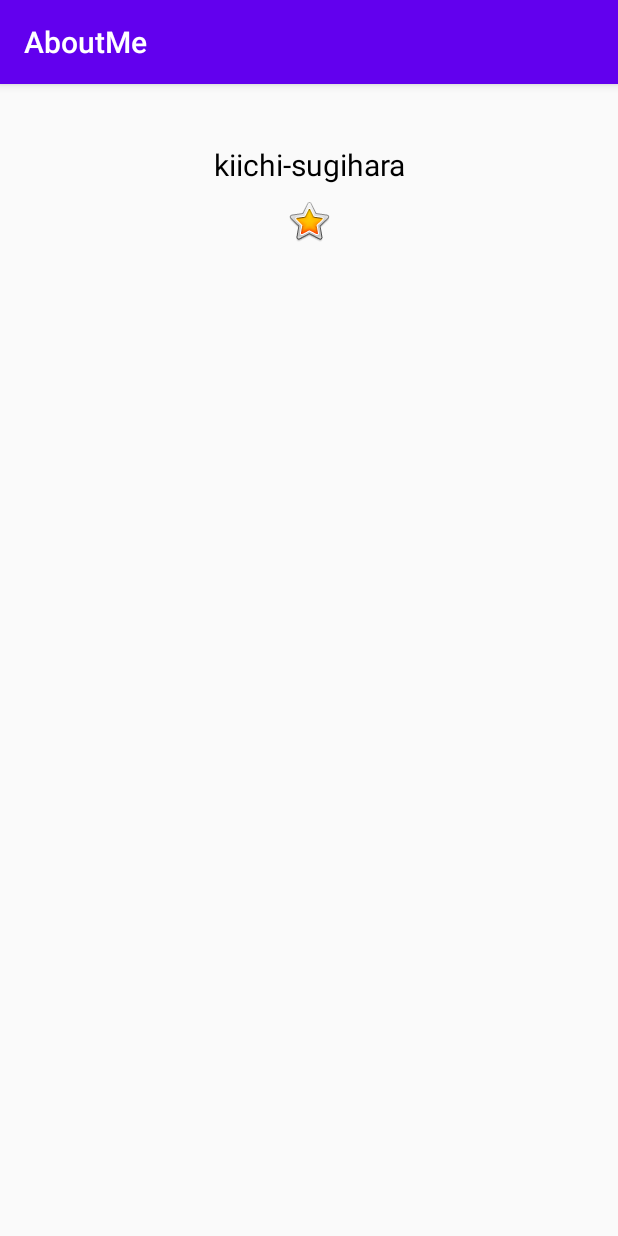
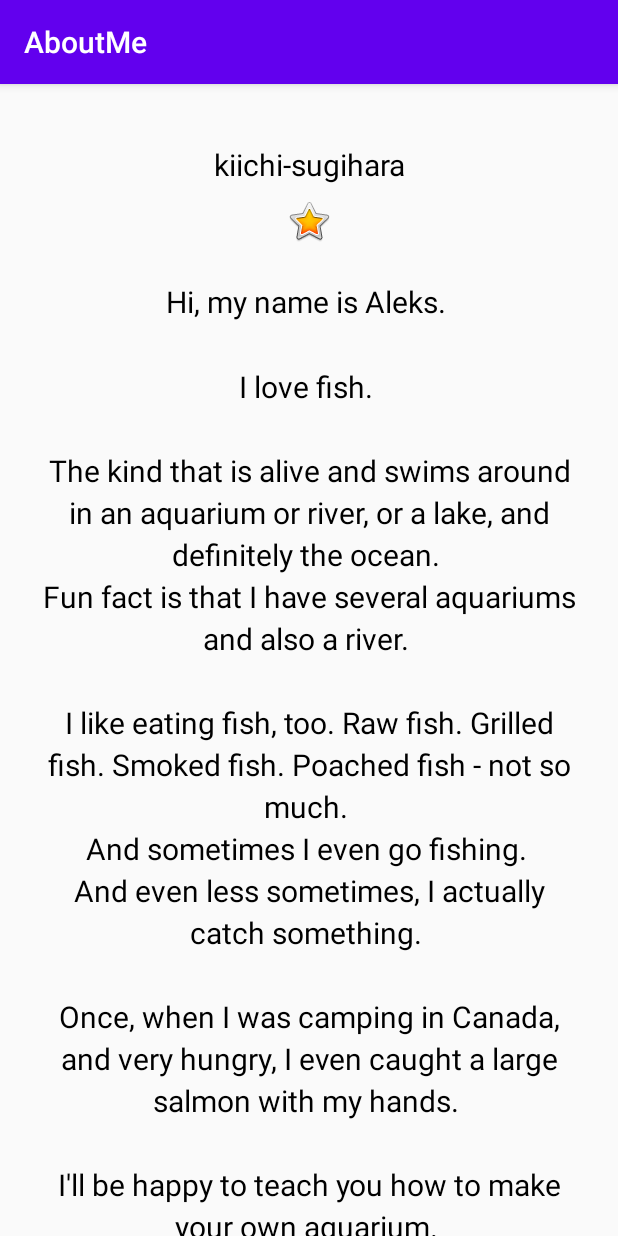
Before and after one commit to KiichiSugihara/AboutMe, an Android app: the screen it shows after launch (MainActivity), on a phone screen of 412 x 824 dp. Run offline under Robolectric (Android 15) with nearby library versions, the phone set to English and light mode, and no system bars; Roboto replaces fonts that are not available here.

Commit message:
add scroll

```diff
--- a/app/src/main/res/layout/activity_main.xml
+++ b/app/src/main/res/layout/activity_main.xml
@@ -6,14 +6,16 @@
     android:layout_height="match_parent"
     android:layout_marginTop="@dimen/layout_margin"
     android:orientation="vertical"
+    android:paddingStart="@dimen/layout_padding"
+    android:paddingEnd="@dimen/layout_padding"
     tools:context=".MainActivity">
 
     <TextView
         android:id="@+id/name_text"
+        style="@style/NameStyle"
         android:layout_width="match_parent"
         android:layout_height="wrap_content"
-        android:text="@string/name"
-        style="@style/NameStyle" />
+        android:text="@string/name" />
 
     <ImageView
         android:id="@+id/star_image"
@@ -22,4 +24,18 @@
         android:contentDescription="@string/yellow_star"
         app:srcCompat="@android:drawable/btn_star_big_on" />
 
+    <ScrollView
+        android:id="@+id/bio_scroll"
+        android:layout_width="match_parent"
+        android:layout_height="match_parent">
+
+        <TextView
+            android:id="@+id/bio_text"
+            style="@style/NameStyle"
+            android:layout_width="match_parent"
+            android:layout_height="wrap_content"
+            android:lineSpacingMultiplier="1.2"
+            android:text="@string/bio" />
+    </ScrollView>
+
 </LinearLayout>
--- a/app/src/main/res/values/dimens.xml
+++ b/app/src/main/res/values/dimens.xml
@@ -3,4 +3,5 @@
     <dimen name="textSize">20sp</dimen>
     <dimen name="small_padding">8dp</dimen>
     <dimen name="layout_margin">16dp</dimen>
+    <dimen name="layout_padding">16dp</dimen>
 </resources>
--- a/app/src/main/res/values/strings.xml
+++ b/app/src/main/res/values/strings.xml
@@ -3,4 +3,14 @@
     <string name="name">kiichi-sugihara</string>
     <string name="avatar">Avatar</string>
     <string name="yellow_star">Yellow star</string>
+    <string name="bio">Hi, my name is Aleks.
+\n\nI love fish.
+\n\nThe kind that is alive and swims around in an aquarium or river, or a lake, and definitely the ocean.
+\nFun fact is that I have several aquariums and also a river.
+\n\nI like eating fish, too. Raw fish. Grilled fish. Smoked fish. Poached fish - not so much.
+\nAnd sometimes I even go fishing.
+\nAnd even less sometimes, I actually catch something.
+\n\nOnce, when I was camping in Canada, and very hungry, I even caught a large salmon with my hands.
+\n\nI\'ll be happy to teach you how to make your own aquarium.
+\nYou should ask someone else about fishing, though.\n\n</string>
 </resources>
```
